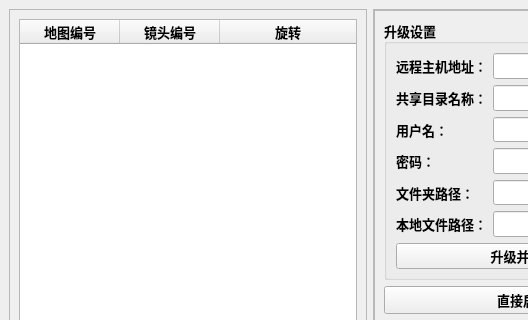
Above: SMB_ui.ui from zzw168/SMB_download before the change; both pictures show x 0 to 528 and y 0 to 320 of the 682 by 496 pixel window. Below: the same form after it.
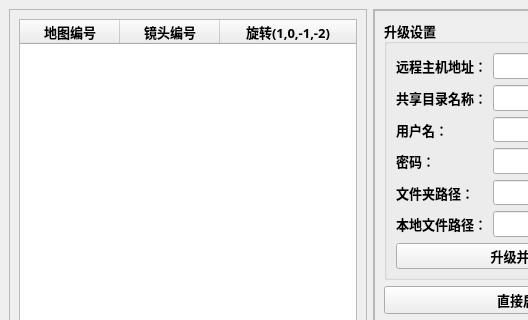
That is the form after the change.

What changed in the file:
```diff
--- a/SMB_ui.ui
+++ b/SMB_ui.ui
@@ -51,7 +51,7 @@
          </column>
          <column>
           <property name="text">
-           <string>旋转</string>
+           <string>旋转(1,0,-1,-2)</string>
           </property>
          </column>
         </widget>
```
